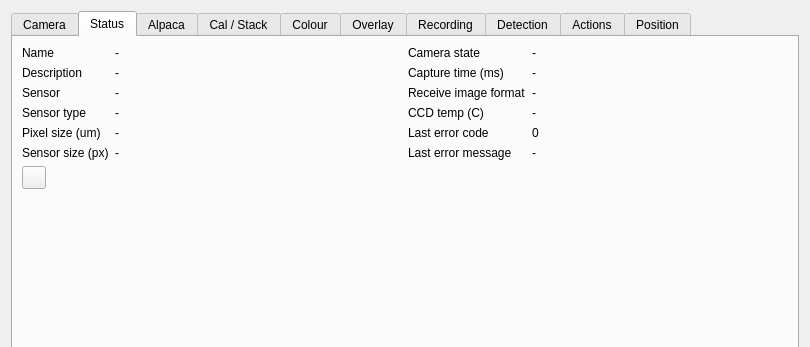
srcejon/sdrangel, file plugins/feature/camera/camerasettingsdialog.ui: the form before one commit; both pictures show x 0 to 810 and y 0 to 347 of the 810 by 1027 pixel window.
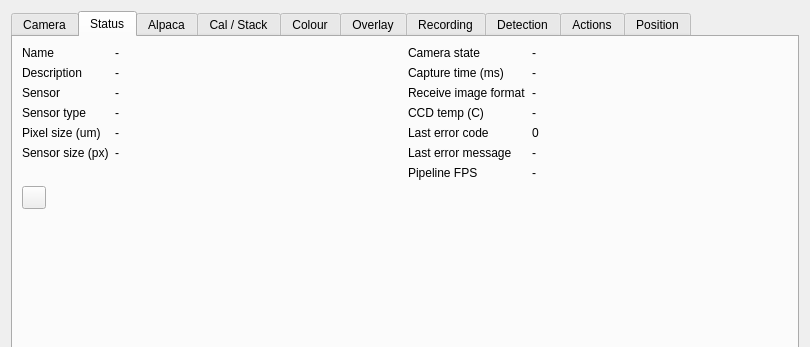
The form after the commit. The open tabs and pages were chosen to show the change. Icons and pictures are not drawn.

```diff
--- a/plugins/feature/camera/camerasettingsdialog.ui
+++ b/plugins/feature/camera/camerasettingsdialog.ui
@@ -927,6 +927,20 @@
              </property>
             </widget>
            </item>
+           <item row="6" column="0">
+            <widget class="QLabel" name="pipelineFpsTextLabel">
+             <property name="text">
+              <string>Pipeline FPS</string>
+             </property>
+            </widget>
+           </item>
+           <item row="6" column="1">
+            <widget class="QLabel" name="pipelineFpsLabel">
+             <property name="text">
+              <string>-</string>
+             </property>
+            </widget>
+           </item>
           </layout>
          </item>
         </layout>
```
